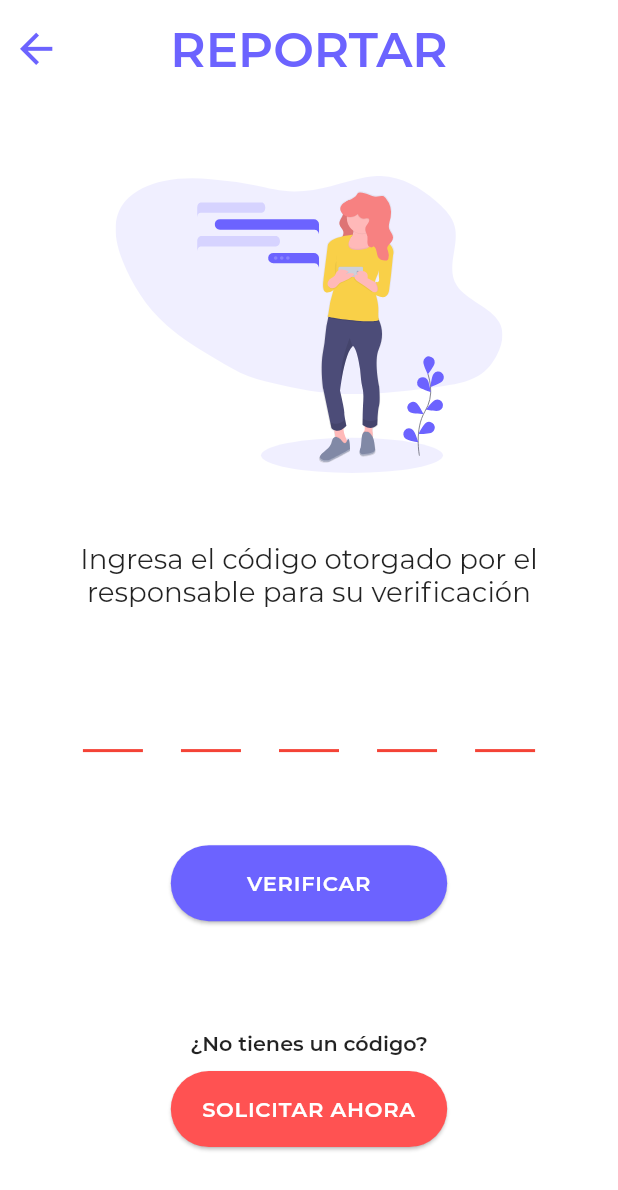
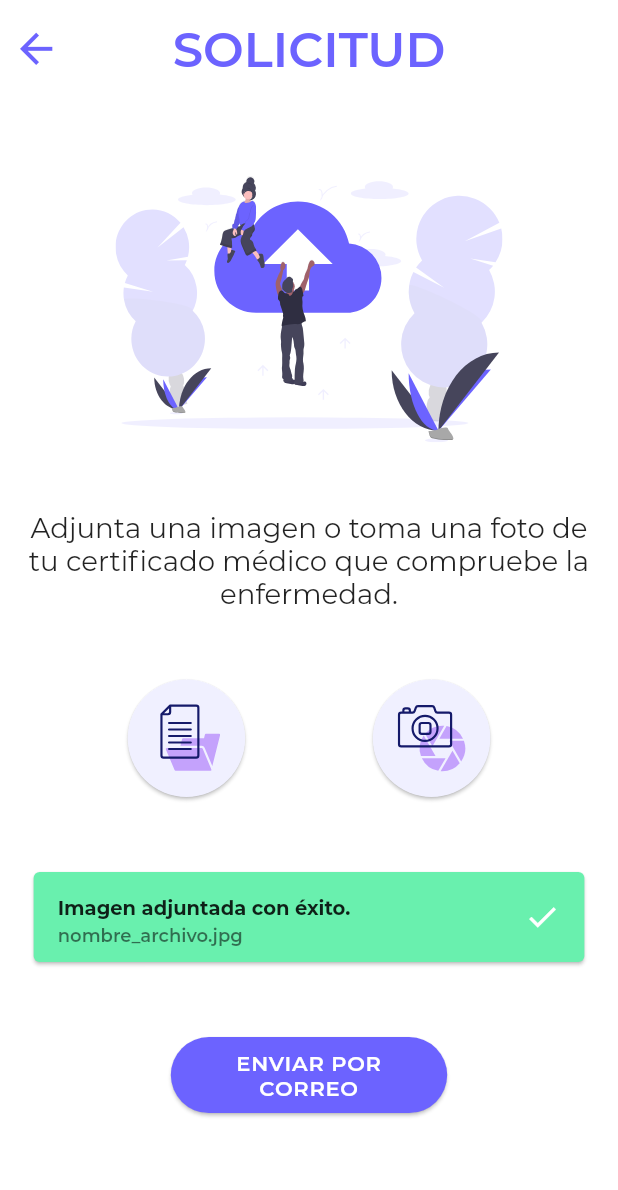
Before and after one commit to FavazCL/covid-tracing, a Flutter app: the screen it shows after launch, on a phone screen of 412 x 824 dp. Shown: the top 1190 px of the screen. Run offline on Flutter 3.47's test engine with Material 2 defaults, Android fonts, the phone set to English and light mode, and no system bars; drawn by our look-alikes of pin_code_fields; our stand-ins replace flutter_svg.

Commit message:
Terminada la vista de solicitud de código

```diff
--- a/lib/main.dart
+++ b/lib/main.dart
@@ -1,5 +1,6 @@
 import 'package:covid_app/src/screens/home/home_ui.dart';
 import 'package:covid_app/src/screens/report/report_ui.dart';
+import 'package:covid_app/src/screens/request/request_ui.dart';
 import 'package:flutter/material.dart';
 import 'package:flutter/services.dart';
 
@@ -23,10 +24,11 @@ class MyApp extends StatelessWidget {
         visualDensity: VisualDensity.adaptivePlatformDensity,
         fontFamily: 'monse'
       ),
-      home: ReportUI(),
+      home: RequestUI(),
       routes: {
         HomeUI.routeName: (_) => HomeUI(),
-        ReportUI.routeName: (_) => ReportUI()
+        ReportUI.routeName: (_) => ReportUI(),
+        RequestUI.routeName: (_) => RequestUI()
       },
     );
   }
--- a/lib/src/screens/report/report_ui.dart
+++ b/lib/src/screens/report/report_ui.dart
@@ -1,7 +1,7 @@
 import 'package:covid_app/src/screens/report/widgets/pin_text_field.dart';
 import 'package:covid_app/src/utils/colors.dart';
 import 'package:covid_app/src/utils/responsive.dart';
-import 'package:covid_app/src/widgets/%20paragraph.dart';
+import 'package:covid_app/src/widgets/paragraph.dart';
 import 'package:covid_app/src/widgets/header.dart';
 import 'package:covid_app/src/widgets/image_header.dart';
 import 'package:covid_app/src/widgets/rounded_button.dart';
--- /dev/null
+++ b/lib/src/screens/request/request_ui.dart
@@ -0,0 +1,131 @@
+import 'package:covid_app/src/screens/request/widgets/circle_button.dart';
+import 'package:covid_app/src/utils/colors.dart';
+import 'package:covid_app/src/utils/responsive.dart';
+import 'package:covid_app/src/widgets/paragraph.dart';
+import 'package:covid_app/src/widgets/header.dart';
+import 'package:covid_app/src/widgets/image_header.dart';
+import 'package:covid_app/src/widgets/rounded_button.dart';
+import 'package:covid_app/src/widgets/simple_card.dart';
+import 'package:flutter/material.dart';
+
+class RequestUI extends StatefulWidget {
+  static const routeName = 'request';
+  const RequestUI({Key key}) : super(key: key);
+
+  @override
+  _RequestUIState createState() => _RequestUIState();
+}
+
+class _RequestUIState extends State<RequestUI> {
+  var _checked = false;
+
+  @override
+  Widget build(BuildContext context) {
+    final Responsive responsive = Responsive.of(context);
+
+    return Scaffold(
+      body: SingleChildScrollView(
+        child: Container(
+          width: responsive.width,
+          height: responsive.height,
+          color: Colors.white,
+          child: Stack(
+            alignment: Alignment.center,
+            children: [
+              Positioned(
+                top: responsive.hp(0),
+                child: SafeArea(
+                  child: Header(title: 'SOLICITUD'),
+                ),
+              ),
+              Positioned(
+                top: responsive.hp(12),
+                child: Container(
+                  width: responsive.width,
+                  child: Column(
+                    children: [
+                      SizedBox(height: responsive.dp(2)),
+                      ImageHeader(
+                          path: 'assets/screens/request/going_up.svg',
+                          size: 28),
+                      SizedBox(height: responsive.dp(5)),
+                      Paragraph(
+                          text:
+                              'Adjunta una imagen o toma una foto de tu certificado médico que compruebe la enfermedad.'),
+                      SizedBox(height: responsive.dp(5)),
+                      Row(
+                        mainAxisAlignment: MainAxisAlignment.spaceEvenly,
+                        children: [
+                          CircleButton(
+                            path: 'assets/screens/request/icons/desktop.svg',
+                            sizeImage: 50,
+                            color: Color(0xffF0F0FF),
+                          ),
+                          CircleButton(
+                            path: 'assets/screens/request/icons/photography.svg',
+                            sizeImage: 50,
+                            color: Color(0xffF0F0FF),
+                          )
+                        ],
+                      ),
+                      SizedBox(height: responsive.dp(5)),
+                      /* Without Image
+                      SimpleCard(
+                        title: 'Aún no ha adjuntado la imagen.',
+                        subtitle: 'Nombre no definido.',
+                        colorCard: Colors.redAccent,
+                        trailing: Icons.warning,
+                        colorIcon: Colors.white,
+                      ),
+                      */
+                      // With Image
+                      SimpleCard(
+                        title: 'Imagen adjuntada con éxito.',
+                        subtitle: 'nombre_archivo.jpg',
+                        colorCard: Colors.greenAccent,
+                        trailing: Icons.check,
+                        colorIcon: Colors.white,
+                      ),
+                      SizedBox(height: responsive.dp(5)),
+                      // _conditions(responsive) - TODO: Validación
+                      RoundedButton(
+                        text: 'ENVIAR POR CORREO',
+                        color: ColorsPalette.primary
+                      )
+                    ],
+                  ),
+                ),
+              )
+            ],
+          ),
+        ),
+      ),
+    );
+  }
+
+  Widget _conditions(Responsive responsive) {
+    return Container(
+      padding: EdgeInsets.symmetric(horizontal: responsive.dp(2)),
+      child: CheckboxListTile(
+        title: Text(
+          'Confirmo que el certificado no esta adulterado.',
+          style: TextStyle(
+            fontFamily: 'monse',
+            fontWeight: FontWeight.w600,
+            fontSize: responsive.dp(1.3)
+          ),
+        ),
+        controlAffinity: ListTileControlAffinity.leading,
+        dense: true,
+        value: _checked,
+        activeColor: Colors.greenAccent,
+        secondary: Icon(Icons.sms_failed, color: Colors.redAccent),
+        onChanged: (bool value) {
+          setState(() {
+            _checked = value;
+          });
+        },
+      ),
+    );
+  }
+}
--- /dev/null
+++ b/lib/src/screens/request/widgets/circle_button.dart
@@ -0,0 +1,38 @@
+import 'package:covid_app/src/utils/responsive.dart';
+import 'package:flutter/material.dart';
+import 'package:flutter_svg/flutter_svg.dart';
+
+class CircleButton extends StatelessWidget {
+  final String path;
+  final double sizeImage, height, width;
+  final Color color;
+  const CircleButton(
+      {Key key,
+      @required this.path,
+      @required this.sizeImage,
+      this.height = 8.5,
+      this.width = 8.5, @required this.color})
+      : super(key: key);
+
+  @override
+  Widget build(BuildContext context) {
+    final Responsive responsive = Responsive.of(context);
+
+    return Container(
+      child: SizedBox(
+        height: responsive.dp(this.height),
+        width: responsive.dp(this.width),
+        child: RaisedButton(
+          color: this.color,
+          child: SvgPicture.asset(this.path,
+          height: responsive.dp(this.sizeImage)),
+          shape: RoundedRectangleBorder(
+            borderRadius: BorderRadius.circular(90.0)
+          ),
+          elevation: 1,
+          onPressed: () {}
+        )
+      ),
+    );
+  }
+}
--- /dev/null
+++ b/lib/src/widgets/simple_card.dart
@@ -0,0 +1,41 @@
+import 'package:covid_app/src/utils/responsive.dart';
+import 'package:flutter/material.dart';
+
+class SimpleCard extends StatelessWidget {
+  final Color colorCard, colorIcon;
+  final String title, subtitle;
+  final IconData trailing;
+  const SimpleCard(
+      {Key key,
+      this.colorCard,
+      this.colorIcon,
+      @required this.title,
+      this.subtitle = '',
+      this.trailing})
+      : assert(title != null), super(key: key);
+
+  @override
+  Widget build(BuildContext context) {
+    final Responsive responsive = Responsive.of(context);
+
+    return Container(
+      padding: EdgeInsets.symmetric(horizontal: responsive.dp(2)),
+      child: Card(
+        color: this.colorCard,
+        child: ListTile(
+          dense: true,
+          visualDensity: VisualDensity.comfortable,
+          title: Text(this.title,
+            style: TextStyle(fontWeight: FontWeight.bold, fontFamily: 'monse'),
+          ),
+          subtitle: Text(this.subtitle,
+            style: TextStyle(fontFamily: 'monse', fontWeight: FontWeight.w600),
+          ),
+          trailing: Icon(this.trailing,
+            color: colorIcon,
+          ),
+        ),
+      ),
+    );
+  }
+}
```
Also changed, not shown: lib/src/widgets/paragraph.dart (renamed from lib/src/widgets/ paragraph.dart), 1 other file.
